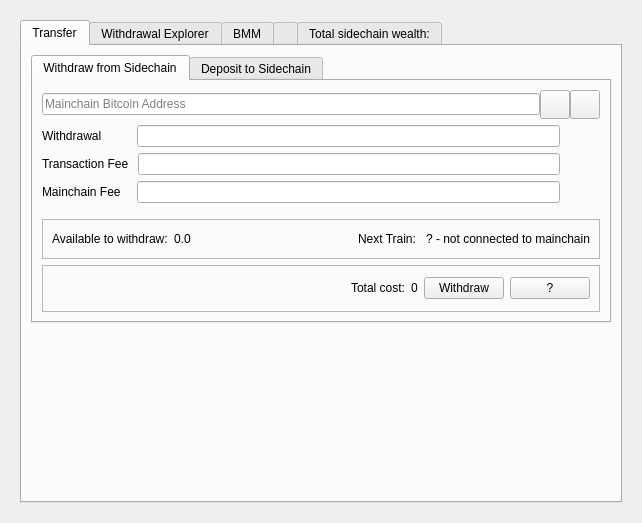
This is src/qt/forms/sidechainpage.ui in skydogenet/sidechains as Qt 5 draws it before an edit. The edited form follows.
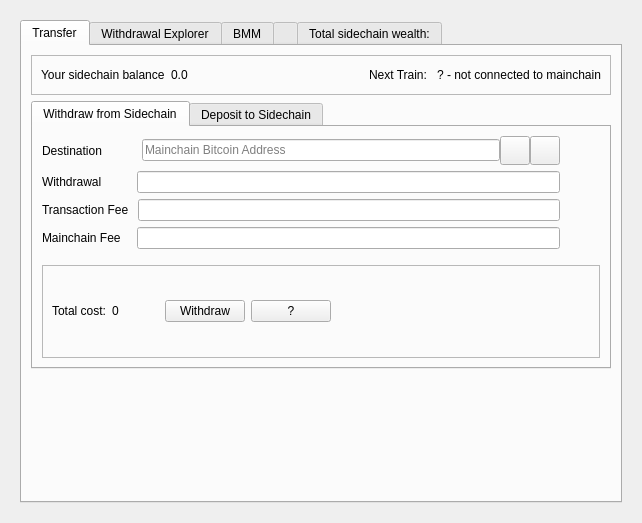
This is the edited form. The open tabs and pages were chosen to show the change. Icons and pictures are not drawn. Custom widgets are drawn as their Qt base class.

Commit message: Update sidechain page WT creation

```diff
--- a/src/qt/forms/sidechainpage.ui
+++ b/src/qt/forms/sidechainpage.ui
@@ -111,6 +111,29 @@
                  <property name="spacing">
                   <number>0</number>
                  </property>
+                 <item>
+                  <widget class="QLabel" name="label">
+                   <property name="text">
+                    <string>Destination</string>
+                   </property>
+                  </widget>
+                 </item>
+                 <item>
+                  <spacer name="horizontalSpacer_11">
+                   <property name="orientation">
+                    <enum>Qt::Horizontal</enum>
+                   </property>
+                   <property name="sizeType">
+                    <enum>QSizePolicy::Minimum</enum>
+                   </property>
+                   <property name="sizeHint" stdset="0">
+                    <size>
+                     <width>40</width>
+                     <height>20</height>
+                    </size>
+                   </property>
+                  </spacer>
+                 </item>
                  <item>
                   <widget class="QValidatedLineEdit" name="payTo">
                    <property name="toolTip">
@@ -167,6 +190,22 @@
                    </property>
                   </widget>
                  </item>
+                 <item>
+                  <spacer name="horizontalSpacer_12">
+                   <property name="orientation">
+                    <enum>Qt::Horizontal</enum>
+                   </property>
+                   <property name="sizeType">
+                    <enum>QSizePolicy::Preferred</enum>
+                   </property>
+                   <property name="sizeHint" stdset="0">
+                    <size>
+                     <width>40</width>
+                     <height>20</height>
+                    </size>
+                   </property>
+                  </spacer>
+                 </item>
                 </layout>
                </item>
                <item>
@@ -323,80 +362,6 @@
                  </property>
                 </spacer>
                </item>
-               <item>
-                <widget class="QFrame" name="frame_7">
-                 <property name="sizePolicy">
-                  <sizepolicy hsizetype="Preferred" vsizetype="Maximum">
-                   <horstretch>0</horstretch>
-                   <verstretch>0</verstretch>
-                  </sizepolicy>
-                 </property>
-                 <property name="frameShape">
-                  <enum>QFrame::StyledPanel</enum>
-                 </property>
-                 <property name="frameShadow">
-                  <enum>QFrame::Raised</enum>
-                 </property>
-                 <layout class="QHBoxLayout" name="horizontalLayout_2">
-                  <item>
-                   <widget class="QLabel" name="label_7">
-                    <property name="sizePolicy">
-                     <sizepolicy hsizetype="Preferred" vsizetype="Maximum">
-                      <horstretch>0</horstretch>
-                      <verstretch>0</verstretch>
-                     </sizepolicy>
-                    </property>
-                    <property name="text">
-                     <string>Available to withdraw:</string>
-                    </property>
-                   </widget>
-                  </item>
-                  <item>
-                   <widget class="QLabel" name="available">
-                    <property name="sizePolicy">
-                     <sizepolicy hsizetype="Preferred" vsizetype="Maximum">
-                      <horstretch>0</horstretch>
-                      <verstretch>0</verstretch>
-                     </sizepolicy>
-                    </property>
-                    <property name="text">
-                     <string>0.0</string>
-                    </property>
-                   </widget>
-                  </item>
-                  <item>
-                   <spacer name="horizontalSpacer_2">
-                    <property name="orientation">
-                     <enum>Qt::Horizontal</enum>
-                    </property>
-                    <property name="sizeType">
-                     <enum>QSizePolicy::MinimumExpanding</enum>
-                    </property>
-                    <property name="sizeHint" stdset="0">
-                     <size>
-                      <width>40</width>
-                      <height>20</height>
-                     </size>
-                    </property>
-                   </spacer>
-                  </item>
-                  <item>
-                   <widget class="QLabel" name="label_3">
-                    <property name="text">
-                     <string>Next Train: </string>
-                    </property>
-                   </widget>
-                  </item>
-                  <item>
-                   <widget class="QLabel" name="train">
-                    <property name="text">
-                     <string>? - not connected to mainchain</string>
-                    </property>
-                   </widget>
-                  </item>
-                 </layout>
-                </widget>
-               </item>
                <item>
                 <widget class="QFrame" name="frame_11">
                  <property name="frameShape">
@@ -406,6 +371,19 @@
                   <enum>QFrame::Raised</enum>
                  </property>
                  <layout class="QGridLayout" name="gridLayout_19">
+                  <item row="0" column="6">
+                   <spacer name="horizontalSpacer_10">
+                    <property name="orientation">
+                     <enum>Qt::Horizontal</enum>
+                    </property>
+                    <property name="sizeHint" stdset="0">
+                     <size>
+                      <width>40</width>
+                      <height>20</height>
+                     </size>
+                    </property>
+                   </spacer>
+                  </item>
                   <item row="0" column="1">
                    <widget class="QLabel" name="label_32">
                     <property name="text">
@@ -413,19 +391,6 @@
                     </property>
                    </widget>
                   </item>
-                  <item row="0" column="0">
-                   <spacer name="horizontalSpacer_10">
-                    <property name="orientation">
-                     <enum>Qt::Horizontal</enum>
-                    </property>
-                    <property name="sizeHint" stdset="0">
-                     <size>
-                      <width>40</width>
-                      <height>20</height>
-                     </size>
-                    </property>
-                   </spacer>
-                  </item>
                   <item row="0" column="2">
                    <widget class="QLabel" name="labelTotalWT">
                     <property name="text">
@@ -433,7 +398,7 @@
                     </property>
                    </widget>
                   </item>
-                  <item row="0" column="3">
+                  <item row="0" column="4">
                    <widget class="QPushButton" name="pushButtonWT">
                     <property name="sizePolicy">
                      <sizepolicy hsizetype="Minimum" vsizetype="Minimum">
@@ -446,13 +411,29 @@
                     </property>
                    </widget>
                   </item>
-                  <item row="0" column="4">
+                  <item row="0" column="5">
                    <widget class="QPushButton" name="pushButtonWTHelp">
                     <property name="text">
                      <string>?</string>
                     </property>
                    </widget>
                   </item>
+                  <item row="0" column="3">
+                   <spacer name="horizontalSpacer">
+                    <property name="orientation">
+                     <enum>Qt::Horizontal</enum>
+                    </property>
+                    <property name="sizeType">
+                     <enum>QSizePolicy::Maximum</enum>
+                    </property>
+                    <property name="sizeHint" stdset="0">
+                     <size>
+                      <width>40</width>
+                      <height>20</height>
+                     </size>
+                    </property>
+                   </spacer>
+                  </item>
                  </layout>
                 </widget>
                </item>
@@ -606,6 +587,80 @@
              </widget>
             </widget>
            </item>
+           <item row="0" column="0" colspan="2">
+            <widget class="QFrame" name="frame_7">
+             <property name="sizePolicy">
+              <sizepolicy hsizetype="Preferred" vsizetype="Maximum">
+               <horstretch>0</horstretch>
+               <verstretch>0</verstretch>
+              </sizepolicy>
+             </property>
+             <property name="frameShape">
+              <enum>QFrame::StyledPanel</enum>
+             </property>
+             <property name="frameShadow">
+              <enum>QFrame::Raised</enum>
+             </property>
+             <layout class="QHBoxLayout" name="horizontalLayout_2">
+              <item>
+               <widget class="QLabel" name="label_7">
+                <property name="sizePolicy">
+                 <sizepolicy hsizetype="Preferred" vsizetype="Maximum">
+                  <horstretch>0</horstretch>
+                  <verstretch>0</verstretch>
+                 </sizepolicy>
+                </property>
+                <property name="text">
+                 <string>Your sidechain balance</string>
+                </property>
+               </widget>
+              </item>
+              <item>
+               <widget class="QLabel" name="available">
+                <property name="sizePolicy">
+                 <sizepolicy hsizetype="Preferred" vsizetype="Maximum">
+                  <horstretch>0</horstretch>
+                  <verstretch>0</verstretch>
+                 </sizepolicy>
+                </property>
+                <property name="text">
+                 <string>0.0</string>
+                </property>
+               </widget>
+              </item>
+              <item>
+               <spacer name="horizontalSpacer_2">
+                <property name="orientation">
+                 <enum>Qt::Horizontal</enum>
+                </property>
+                <property name="sizeType">
+                 <enum>QSizePolicy::MinimumExpanding</enum>
+                </property>
+                <property name="sizeHint" stdset="0">
+                 <size>
+                  <width>40</width>
+                  <height>20</height>
+                 </size>
+                </property>
+               </spacer>
+              </item>
+              <item>
+               <widget class="QLabel" name="label_3">
+                <property name="text">
+                 <string>Next Train: </string>
+                </property>
+               </widget>
+              </item>
+              <item>
+               <widget class="QLabel" name="train">
+                <property name="text">
+                 <string>? - not connected to mainchain</string>
+                </property>
+               </widget>
+              </item>
+             </layout>
+            </widget>
+           </item>
           </layout>
          </widget>
          <widget class="QWidget" name="tabWithdrawalExplorer">
```
Left out of the diff: 5 changed lines with no effect on the pictures.
